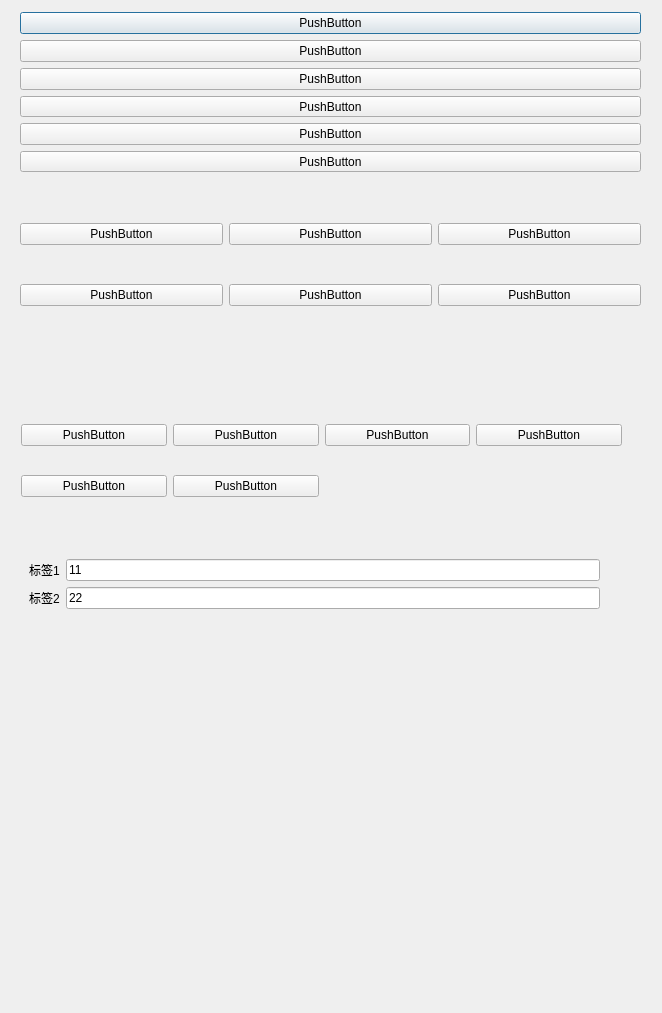
Above: learn_qt/1/test_md/dialog.ui from HZ-Cyq/qt before the change. Below: the same form after it.
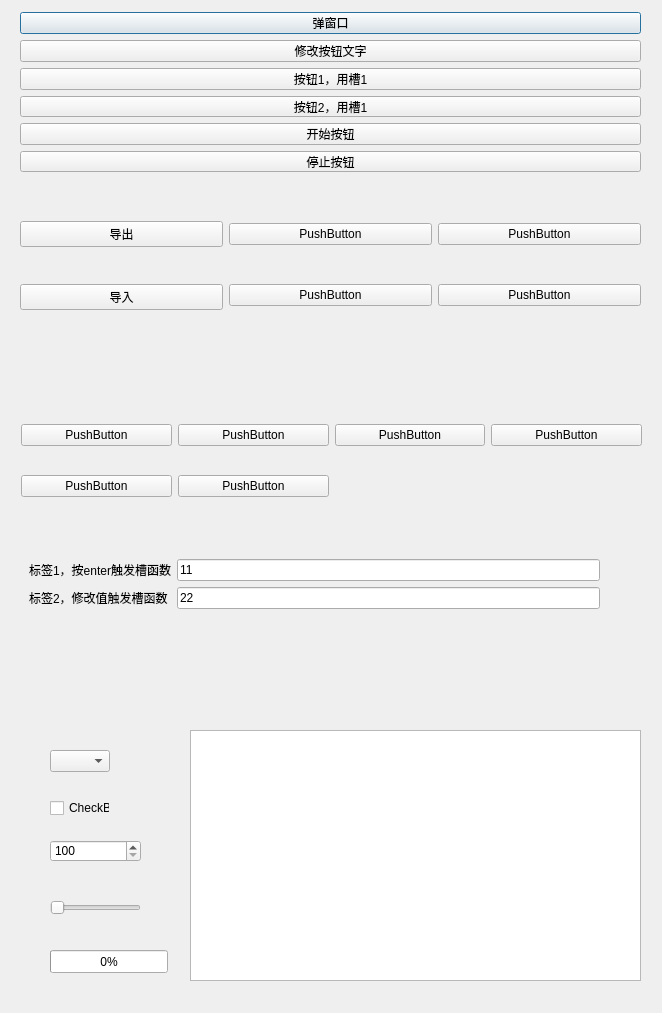
That is the form after the change.

```diff
--- a/learn_qt/1/test_md/dialog.ui
+++ b/learn_qt/1/test_md/dialog.ui
@@ -28,14 +28,14 @@
       <item>
        <widget class="QPushButton" name="pushButton">
         <property name="text">
-         <string>PushButton</string>
+         <string>弹窗口</string>
         </property>
        </widget>
       </item>
       <item>
        <widget class="QPushButton" name="pushButton_2">
         <property name="text">
-         <string>PushButton</string>
+         <string>修改按钮文字</string>
         </property>
        </widget>
       </item>
@@ -46,14 +46,14 @@
       <item>
        <widget class="QPushButton" name="pushButton_3">
         <property name="text">
-         <string>PushButton</string>
+         <string>按钮1，用槽1</string>
         </property>
        </widget>
       </item>
       <item>
        <widget class="QPushButton" name="pushButton_4">
         <property name="text">
-         <string>PushButton</string>
+         <string>按钮2，用槽1</string>
         </property>
        </widget>
       </item>
@@ -64,14 +64,14 @@
       <item>
        <widget class="QPushButton" name="pushButton_17">
         <property name="text">
-         <string>PushButton</string>
+         <string>开始按钮</string>
         </property>
        </widget>
       </item>
       <item>
        <widget class="QPushButton" name="pushButton_18">
         <property name="text">
-         <string>PushButton</string>
+         <string>停止按钮</string>
         </property>
        </widget>
       </item>
@@ -92,7 +92,7 @@
     <item row="0" column="0">
      <widget class="QLabel" name="label">
       <property name="text">
-       <string>标签1</string>
+       <string>标签1，按enter触发槽函数</string>
       </property>
      </widget>
     </item>
@@ -113,13 +113,13 @@
     <item row="1" column="0">
      <widget class="QLabel" name="label_2">
       <property name="text">
-       <string>标签2</string>
+       <string>标签2，修改值触发槽函数</string>
       </property>
      </widget>
     </item>
    </layout>
   </widget>
-  <widget class="QWidget" name="">
+  <widget class="QWidget" name="layoutWidget">
    <property name="geometry">
     <rect>
      <x>20</x>
@@ -134,14 +134,14 @@
       <item>
        <widget class="QPushButton" name="pushButton_5">
         <property name="text">
-         <string>PushButton</string>
+         <string>导出</string>
         </property>
        </widget>
       </item>
       <item>
        <widget class="QPushButton" name="pushButton_6">
         <property name="text">
-         <string>PushButton</string>
+         <string>导入</string>
         </property>
        </widget>
       </item>
@@ -185,12 +185,12 @@
     </item>
    </layout>
   </widget>
-  <widget class="QWidget" name="">
+  <widget class="QWidget" name="layoutWidget">
    <property name="geometry">
     <rect>
      <x>21</x>
      <y>401</y>
-     <width>601</width>
+     <width>621</width>
      <height>121</height>
     </rect>
    </property>
@@ -263,6 +263,81 @@
     </item>
    </layout>
   </widget>
+  <widget class="QComboBox" name="comboBox">
+   <property name="geometry">
+    <rect>
+     <x>50</x>
+     <y>750</y>
+     <width>60</width>
+     <height>22</height>
+    </rect>
+   </property>
+  </widget>
+  <widget class="QCheckBox" name="checkBox">
+   <property name="geometry">
+    <rect>
+     <x>50</x>
+     <y>800</y>
+     <width>60</width>
+     <height>16</height>
+    </rect>
+   </property>
+   <property name="text">
+    <string>CheckBox</string>
+   </property>
+  </widget>
+  <widget class="QSpinBox" name="spinBoxInterval">
+   <property name="geometry">
+    <rect>
+     <x>50</x>
+     <y>840</y>
+     <width>91</width>
+     <height>22</height>
+    </rect>
+   </property>
+   <property name="minimum">
+    <number>100</number>
+   </property>
+   <property name="maximum">
+    <number>10000</number>
+   </property>
+  </widget>
+  <widget class="QSlider" name="horizontalSlider">
+   <property name="geometry">
+    <rect>
+     <x>50</x>
+     <y>900</y>
+     <width>91</width>
+     <height>16</height>
+    </rect>
+   </property>
+   <property name="orientation">
+    <enum>Qt::Orientation::Horizontal</enum>
+   </property>
+  </widget>
+  <widget class="QProgressBar" name="progressBar">
+   <property name="geometry">
+    <rect>
+     <x>50</x>
+     <y>950</y>
+     <width>118</width>
+     <height>23</height>
+    </rect>
+   </property>
+   <property name="value">
+    <number>0</number>
+   </property>
+  </widget>
+  <widget class="QTableWidget" name="tableWidget">
+   <property name="geometry">
+    <rect>
+     <x>190</x>
+     <y>730</y>
+     <width>451</width>
+     <height>251</height>
+    </rect>
+   </property>
+  </widget>
  </widget>
  <resources/>
  <connections/>
```
Left out of the diff: 16 changed lines with no effect on the pictures.
